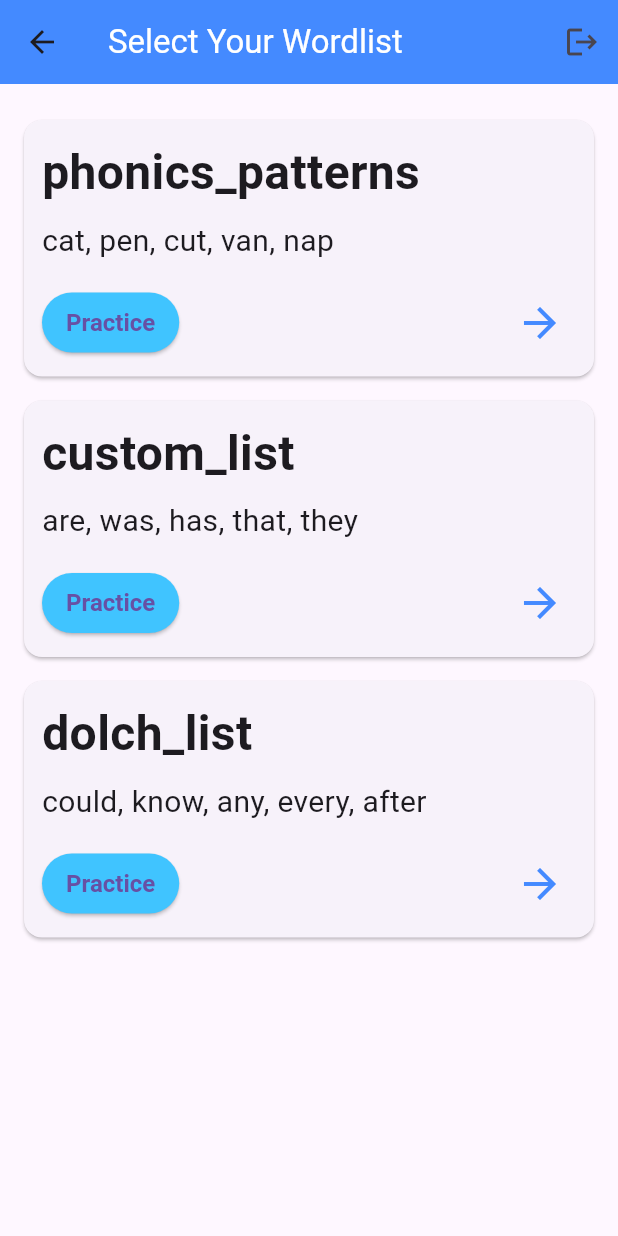
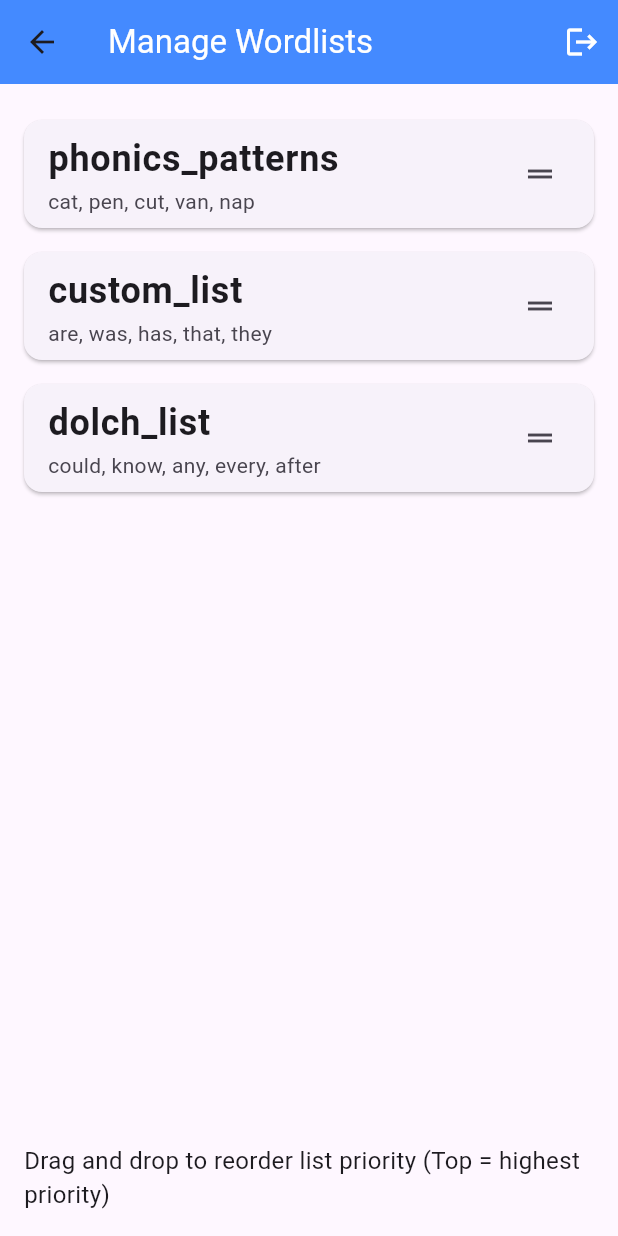
Before and after one commit to JBoT21/6150_Grad_Proj, a Flutter app: the WordlistSelectionScreen screen opened by its route, on a phone screen of 412 x 824 dp. Run offline on Flutter 3.47's test engine with Material 3 defaults, Android fonts, the phone set to English and light mode, and no system bars; our stand-ins replace shared_preferences, speech_to_text, sqflite; missing offline and left inert: record; accounts and stored records are empty.

Commit message:
Moving wordlist to teachers side and adding priority stuff

```diff
--- a/lib/models/wordlist.dart
+++ b/lib/models/wordlist.dart
@@ -1,11 +1,11 @@
-import 'package:flutter/services.dart' show rootBundle;
-import 'package:csv/csv.dart';
+//import 'package:flutter/services.dart' show rootBundle;
+//import 'package:csv/csv.dart';
 
 // Class for word list
 class WordList {
   final int id;
   final int listId;
-  final int priority;
+  int priority;
   final String category;
   final String word;
   final String sentence1;
--- a/lib/screens/dashboard.dart
+++ b/lib/screens/dashboard.dart
@@ -1,5 +1,6 @@
 import 'package:flutter/material.dart';
-import 'package:team_3_f25_project/widgets/custom_app_bar.dart';
+import 'package:team_3_f25_project/screens/wordlist_selection.dart';
+//import 'package:team_3_f25_project/widgets/custom_app_bar.dart';
 import 'package:team_3_f25_project/widgets/stat_tile.dart';
 import 'package:shared_preferences/shared_preferences.dart';
 import 'package:team_3_f25_project/screens/login.dart';
@@ -17,6 +18,14 @@ class DashboardScreen extends StatelessWidget {
     );
   }
 
+  // Temporary navigation to wordlist page feel free to change
+  void _openWordListSelection(BuildContext context) {
+    Navigator.push(
+      context,
+      MaterialPageRoute(builder: (_) => const WordlistSelectionScreen()),
+    );
+  }
+
   @override
   Widget build(BuildContext context) {
     return Scaffold(
@@ -30,10 +39,21 @@ class DashboardScreen extends StatelessWidget {
         ],
       ),
       body: Center(
-        child: StatTile(
-          label: "Class Average",
-          value: "100",
-          icon: Icons.check,
+        child: Column(
+          mainAxisAlignment: MainAxisAlignment.center,
+          children: [
+            StatTile(
+              label: "Class Average",
+              value: "100",
+              icon: Icons.check,
+            ),
+            // Basic button to get to wordlist page feel free to change
+            const SizedBox(height: 20),
+            ElevatedButton(
+              onPressed: () => _openWordListSelection(context),
+              child: const Text("Word Lists"),
+            ),
+          ],
         ),
       ),
     );
--- a/lib/screens/wordlist_selection.dart
+++ b/lib/screens/wordlist_selection.dart
@@ -1,9 +1,11 @@
+//import 'package:flutter/foundation.dart';
 import 'package:flutter/foundation.dart';
 import 'package:flutter/material.dart';
+import 'package:flutter/scheduler.dart';
 import 'package:team_3_f25_project/screens/word_practice_page.dart';
 import 'package:team_3_f25_project/screens/wordlist_screen.dart';
-import 'package:team_3_f25_project/widgets/custom_app_bar.dart';
-import 'package:team_3_f25_project/widgets/word_card.dart';
+//import 'package:team_3_f25_project/widgets/custom_app_bar.dart';
+//import 'package:team_3_f25_project/widgets/word_card.dart';
 import 'package:shared_preferences/shared_preferences.dart';
 import 'package:team_3_f25_project/screens/login.dart';
 import 'package:team_3_f25_project/services/list_service.dart';
@@ -17,6 +19,8 @@ class WordlistSelectionScreen extends StatefulWidget {
 }
 
 class _WordlistSelectionState extends State<WordlistSelectionScreen> {
+  List<Map<String, dynamic>> wordlists = [];
+
   Future<void> _logout(BuildContext context) async {
     final prefs = await SharedPreferences.getInstance();
     await prefs.remove('email');
@@ -27,114 +31,111 @@ class _WordlistSelectionState extends State<WordlistSelectionScreen> {
     );
   }
 
+  Future<void> _loadWordLists() async {
+    final listIds = await WordService.getListIds();
+    final lists = <Map<String, dynamic>>[];
+
+    for (var id in listIds) {
+      final category = await WordService.getCategory(id);
+      final words = await WordService.getWords(id);
+      final priority = words.isNotEmpty ? words.first.priority : 100;
+      lists.add({
+        'id': id,
+        'category': category,
+        'words': words,
+        'priority': priority,
+      });
+    }
+
+    // Sort by priority
+    lists.sort((a, b) => a['priority'].compareTo(b['priority']));
+    setState(() => wordlists = lists);
+  }
+
+  Future<void> _updatePriorities() async {
+    for (int i = 0; i < wordlists.length; i++) {
+      final listId = wordlists[i]['id'];
+      await WordService.updateListPriority(listId, i+1);
+    }
+  }
+
+  @override
+  void initState() {
+    super.initState();
+    _loadWordLists();
+  }
+
   @override
   Widget build(BuildContext context) {
     return Scaffold(
       appBar: AppBar(
-        title: const Text("Select Your Wordlist", style: TextStyle(color: Colors.white),),
+        title: const Text("Manage Wordlists", style: TextStyle(color: Colors.white),),
         backgroundColor: Colors.blueAccent,
         actions: [
           IconButton(
             icon: const Icon(Icons.logout),
+            color: Colors.white,
             onPressed: () => _logout(context),
           ),
         ],
       ),
-      body: FutureBuilder<List<int>>(
-        future: WordService.getListIds(),
-        builder: (context, snapshot) {
-          //if (!snapshot.hasData) return const Center(child: CircularProgressIndicator());
-          if (snapshot.connectionState == ConnectionState.waiting) {
-            return const Center(child: CircularProgressIndicator());
-          } else if (snapshot.hasError) {
-            return Center(
-              child: Text('Error loading wordlists: ${snapshot.error}'),
-            );
-          } else if (!snapshot.hasData || snapshot.data!.isEmpty) {
-            return const Center(child: Text('No wordlists found'));
-          }
-
-          final listIds = snapshot.data!;
-          return ListView(
+      body: wordlists.isEmpty ? const Center(child: CircularProgressIndicator()) : Column(
+        children: [
+          Expanded(
+            child: ReorderableListView(
               padding: const EdgeInsets.all(16),
-            children: listIds.map((id) {
-              return FutureBuilder<String>(
-                future: WordService.getCategory(id),
-                builder: (context, catSnapshot) {
-                  //if (!catSnapshot.hasData) return const SizedBox();
-                  if (catSnapshot.connectionState == ConnectionState.waiting) {
-                    return const SizedBox();
-                  } else if (catSnapshot.hasError) {
-                    return Text('Error loading category: ${catSnapshot.error}');
-                  }
-
-                  final category = catSnapshot.data!;
-                  return FutureBuilder<List<WordList>> (
-                    future: WordService.getWords(id),
-                    builder: (context, wordSnapshot) {
-                      if (!wordSnapshot.hasData) return const SizedBox();
-
-                      final words = wordSnapshot.data!;
-                      final wordPreview = words.take(5).map((w) => w.word).join(', ');
-
-                      return Card(
+              onReorder: (oldIndex, newIndex) async {
+                setState(() {
+                  if (newIndex > oldIndex) newIndex -= 1;
+                  final item = wordlists.removeAt(oldIndex);
+                  wordlists.insert(newIndex, item);
+                });
+                await _updatePriorities();
+              },
+              children: [
+                for (final list in wordlists)
+                  Card(
+                    key: ValueKey(list['id']),
                     margin: const EdgeInsets.symmetric(vertical: 8),
-                        child: Padding(
-                          padding: const EdgeInsets.all(12),
-                          child: Column(
-                            crossAxisAlignment: CrossAxisAlignment.start,
-                            children: [
-                              Text(
-                                category,
-                                style: const TextStyle(fontSize: 32, fontWeight: FontWeight.bold),
+                    child: ListTile(
+                      title: Text(
+                        list['category'],
+                        style: const TextStyle(
+                          fontSize: 24,
+                          fontWeight: FontWeight.bold,
                         ),
-                            const SizedBox(height: 8),
-                          Text(
-                            wordPreview,
-                            style: const TextStyle(fontSize: 20),
                       ),
-                          const SizedBox(height: 16),
-                          Row(
-                            mainAxisAlignment: MainAxisAlignment.spaceBetween,
-                          children: [
-                            ElevatedButton(
-                            onPressed: () {
-                            Navigator.push(
-                            context,
-                            MaterialPageRoute(builder: (_) => WordPracticeScreen()),
-                          );
-                        },
-                        style: ElevatedButton.styleFrom(
-                          backgroundColor: Colors.lightBlueAccent,
-                          padding: const EdgeInsets.symmetric(horizontal: 16, vertical: 8),
-                          textStyle: const TextStyle(fontSize: 16, fontWeight: FontWeight.bold),
+                      subtitle: Text(
+                        list['words']
+                        .take(5)
+                        .map((w) => w.word)
+                        .join(', '),
                       ),
-                      child: const Text('Practice'),
-                    ),
-                  IconButton(
-                    icon: const Icon(Icons.arrow_forward, color: Colors.blueAccent, size: 32),
-                    onPressed: () {
+                      trailing: const Icon(Icons.drag_handle),
+                      onTap: () {
                         Navigator.push(
                           context,
                           MaterialPageRoute(
-                          builder: (_) => WordlistScreen(category: category, words: words),
+                            builder: (_) => WordlistScreen(
+                              category: list['category'], words: list['words'],
+                            ),
                           ),
                         );
                       },
                     ),
-                ],
                   ),
               ],
             ),
           ),
-      );
-                  },
-                );
-              },
-            );
-          }).toList(),
-        );
-        },
+          const Padding(
+            padding: EdgeInsets.all(16),
+            child: Text("Drag and drop to reorder list priority (Top = highest priority)",
+            style: TextStyle(
+              fontSize: 16,
+            ),
+          ),
+        ),
+      ],
     ),
     );
   }
--- a/lib/services/list_service.dart
+++ b/lib/services/list_service.dart
@@ -33,4 +33,12 @@ class WordService {
     final allWords = await loadWords();
     return allWords.firstWhere((w) => w.listId == listId).category;
   }
+
+  static Future<void> updateListPriority(int listId, int newPriority) async {
+    final allWords = await getWords(listId);
+    for (final word in allWords) {
+      word.priority = newPriority;
+    }
+    //await saveWordsToCsv(listId, allWords);
+  }
 }
```
Lines whose indentation alone changed are shown as unchanged.
